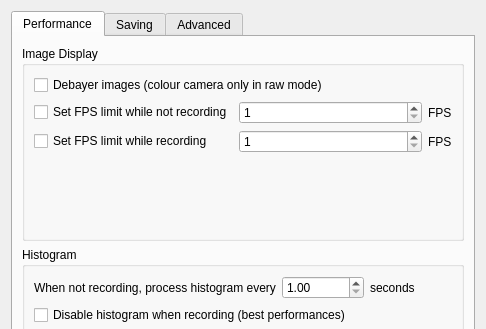
GuLinux/PlanetaryImager, file src/commons/configurationdialog.ui: the form before one commit; both pictures show x 0 to 486 and y 0 to 329 of the 486 by 492 pixel window.
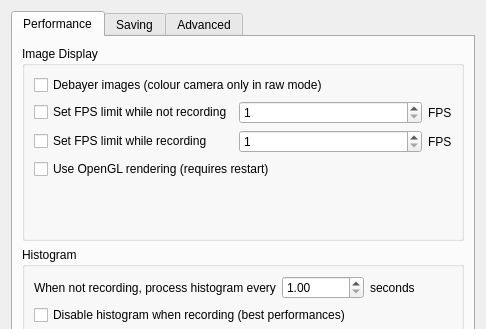
The form after the commit.

Commit message: Add opengl setting in configuration

Diff of the .ui file:
```diff
--- a/src/commons/configurationdialog.ui
+++ b/src/commons/configurationdialog.ui
@@ -96,7 +96,7 @@
             </property>
            </widget>
           </item>
-          <item row="3" column="1">
+          <item row="4" column="1">
            <spacer name="verticalSpacer_3">
             <property name="orientation">
              <enum>Qt::Vertical</enum>
@@ -116,6 +116,13 @@
             </property>
            </widget>
           </item>
+          <item row="3" column="0" colspan="3">
+           <widget class="QCheckBox" name="opengl">
+            <property name="text">
+             <string>Use OpenGL rendering (requires restart)</string>
+            </property>
+           </widget>
+          </item>
          </layout>
         </widget>
        </item>
```
The commit also changes 6 other files.
